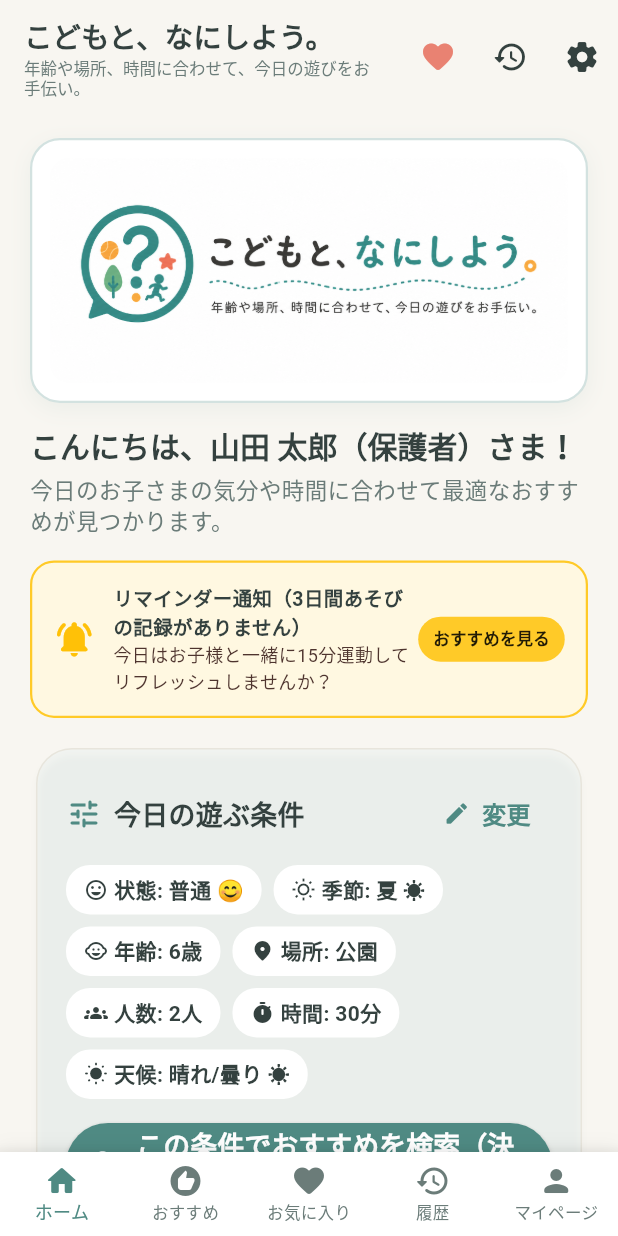
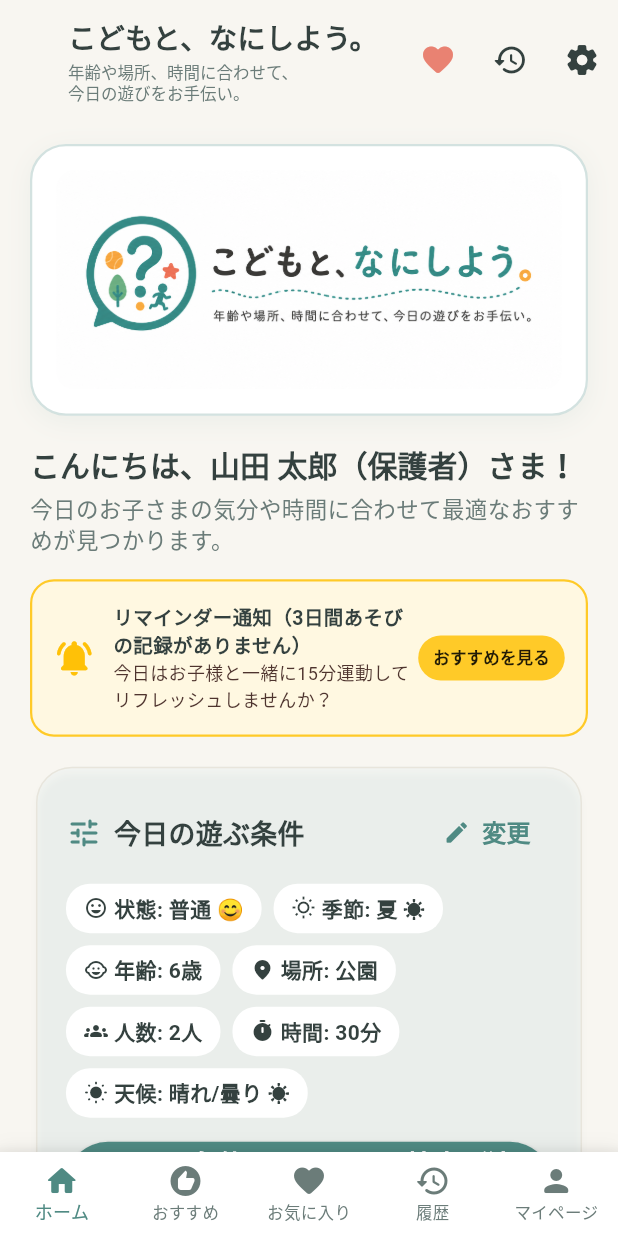
Before and after one commit to HidakaNeruMasato/child_exercise_assistant, a Flutter app: the screen it shows after launch, on a phone screen of 412 x 824 dp. Run offline on Flutter 3.47's test engine with Material 3 defaults, Android fonts, the light colour scheme and no system bars; our stand-ins replace csv, flutter_riverpod, gap, go_router, google_fonts.

Commit message:
Refine header text alignment/line-breaks and PC 2-column hero layout

```diff
--- a/lib/features/home/home_screen.dart
+++ b/lib/features/home/home_screen.dart
@@ -206,11 +206,11 @@
     final currentCondition = ref.watch(recommendationConditionProvider);
 
     final screenWidth = MediaQuery.of(context).size.width;
-    final isMobile = screenWidth <= 600;
+    final isMobile = screenWidth <= 640;
 
     return Scaffold(
       appBar: AppBar(
-        toolbarHeight: isMobile ? 76 : 84,
+        toolbarHeight: isMobile ? 80 : 88,
         title: Column(
           crossAxisAlignment: CrossAxisAlignment.start,
           mainAxisSize: MainAxisSize.min,
@@ -218,21 +218,23 @@
             Text(
               AppConstants.appName,
               style: TextStyle(
-                fontSize: isMobile ? 19 : 25,
+                fontSize: isMobile ? 19 : 24,
                 fontWeight: FontWeight.bold,
                 color: AppTheme.textDarkColor,
               ),
             ),
-            const Gap(2),
+            const Gap(3),
             Text(
-              AppConstants.appSubtitle,
+              isMobile
+                  ? '年齢や場所、時間に合わせて、\n今日の遊びをお手伝い。'
+                  : '年齢や場所、時間に合わせて、今日の遊びをお手伝い。',
+              textAlign: TextAlign.left,
               style: TextStyle(
                 fontSize: isMobile ? 11 : 13,
                 color: AppTheme.textMutedColor,
                 fontWeight: FontWeight.normal,
-                height: 1.2,
+                height: 1.3,
               ),
-              maxLines: isMobile ? 2 : 1,
             ),
           ],
         ),
@@ -259,45 +261,113 @@
         child: Column(
           crossAxisAlignment: CrossAxisAlignment.start,
           children: [
-            // 公式ロゴ画像表示エリア（PCサイズでの巨大化を防止しレスポンシブ最適化）
-            Center(
-              child: ConstrainedBox(
-                constraints: BoxConstraints(
-                  maxWidth: isMobile ? double.infinity : 520,
-                ),
-                child: Container(
+            // 公式ロゴ表示エリア (PCでは2カラム機能的レイアウト、スマホではコンパクト表示)
+            Container(
               width: double.infinity,
-                  padding: const EdgeInsets.all(12),
-                  margin: const EdgeInsets.only(bottom: 16),
+              padding: const EdgeInsets.all(16),
+              margin: const EdgeInsets.only(bottom: 20),
               decoration: BoxDecoration(
                 color: Colors.white,
-                    borderRadius: BorderRadius.circular(20),
+                borderRadius: BorderRadius.circular(24),
                 border: Border.all(color: AppTheme.primaryColor.withOpacity(0.25), width: 1.5),
                 boxShadow: [
                   BoxShadow(
                     color: AppTheme.primaryColor.withOpacity(0.08),
-                        blurRadius: 12,
+                    blurRadius: 14,
                     offset: const Offset(0, 4),
                   ),
                 ],
               ),
-                  child: ClipRRect(
+              child: isMobile
+                  ? Column(
+                      children: [
+                        ClipRRect(
                           borderRadius: BorderRadius.circular(12),
                           child: Image.asset(
                             AppConstants.logoBannerPath,
                             width: double.infinity,
                             fit: BoxFit.contain,
                             errorBuilder: (_, __, ___) => const Padding(
-                        padding: EdgeInsets.all(16),
+                              padding: EdgeInsets.all(12),
                               child: Text(
                                 AppConstants.appName,
                                 textAlign: TextAlign.center,
+                                style: TextStyle(fontSize: 20, fontWeight: FontWeight.bold, color: AppTheme.primaryColor),
+                              ),
+                            ),
+                          ),
+                        ),
+                      ],
+                    )
+                  : Row(
+                      children: [
+                        // PC左側: ロゴ画像（上品でちょうど良いサイズ）
+                        Expanded(
+                          flex: 5,
+                          child: Container(
+                            height: 140,
+                            alignment: Alignment.center,
+                            child: Image.asset(
+                              AppConstants.logoBannerPath,
+                              fit: BoxFit.contain,
+                              errorBuilder: (_, __, ___) => const Text(
+                                AppConstants.appName,
                                 style: TextStyle(fontSize: 22, fontWeight: FontWeight.bold, color: AppTheme.primaryColor),
                               ),
                             ),
                           ),
                         ),
+                        const Gap(16),
+                        Container(
+                          height: 110,
+                          width: 1,
+                          color: AppTheme.primaryColor.withOpacity(0.2),
                         ),
+                        const Gap(20),
+                        // PC右側: 今日のクイック気分・条件案内パネル
+                        Expanded(
+                          flex: 6,
+                          child: Column(
+                            crossAxisAlignment: CrossAxisAlignment.start,
+                            children: [
+                              Row(
+                                children: [
+                                  const Icon(Icons.auto_awesome_rounded, color: AppTheme.secondaryColor, size: 20),
+                                  const Gap(6),
+                                  Text(
+                                    '今日のお子さまの気分・状態は？',
+                                    style: Theme.of(context).textTheme.titleMedium?.copyWith(
+                                          fontSize: 15,
+                                          fontWeight: FontWeight.bold,
+                                          color: AppTheme.textDarkColor,
+                                        ),
+                                  ),
+                                ],
+                              ),
+                              const Gap(8),
+                              Wrap(
+                                spacing: 8,
+                                runSpacing: 6,
+                                children: ChildMoodState.values.take(4).map((mood) {
+                                  final isSelected = currentCondition.childMoodState == mood;
+                                  return ChoiceChip(
+                                    label: Text(mood.label, style: const TextStyle(fontSize: 12)),
+                                    selected: isSelected,
+                                    selectedColor: AppTheme.primaryContainer,
+                                    onSelected: (val) {
+                                      if (val) {
+                                        ref.read(recommendationConditionProvider.notifier).state =
+                                            currentCondition.copyWith(childMoodState: mood);
+                                        context.push(AppRoutes.recommendations);
+                                      }
+                                    },
+                                  );
+                                }).toList(),
+                              ),
+                            ],
+                          ),
+                        ),
+                      ],
                     ),
             ),
 
```
Also changed, not shown: 3 other files. Lines whose indentation alone changed are shown as unchanged.
